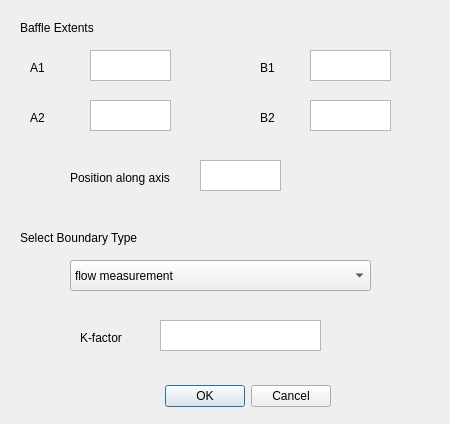
First picture: the form in gui/baffle.ui, repository civilcfd/Civil-CFD, before the edit.
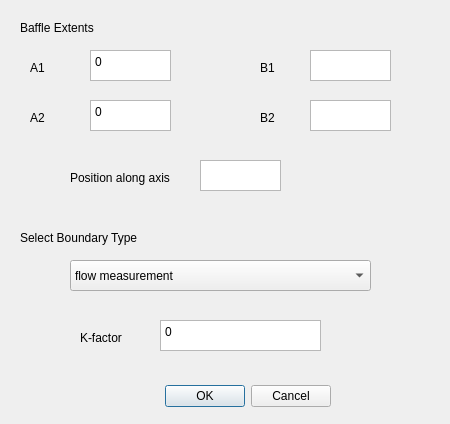
Second picture: the form after the edit.

```diff
--- a/gui/baffle.ui
+++ b/gui/baffle.ui
@@ -110,6 +110,9 @@
    <property name="verticalScrollBarPolicy">
     <enum>Qt::ScrollBarAlwaysOff</enum>
    </property>
+   <property name="plainText">
+    <string>0</string>
+   </property>
   </widget>
   <widget class="QLabel" name="label_4">
    <property name="geometry">
@@ -149,6 +152,9 @@
    <property name="verticalScrollBarPolicy">
     <enum>Qt::ScrollBarAlwaysOff</enum>
    </property>
+   <property name="plainText">
+    <string>0</string>
+   </property>
   </widget>
   <widget class="QLabel" name="B1">
    <property name="geometry">
@@ -220,6 +226,9 @@
    <property name="verticalScrollBarPolicy">
     <enum>Qt::ScrollBarAlwaysOff</enum>
    </property>
+   <property name="plainText">
+    <string>0</string>
+   </property>
   </widget>
   <widget class="QLabel" name="A2">
    <property name="geometry">
```
